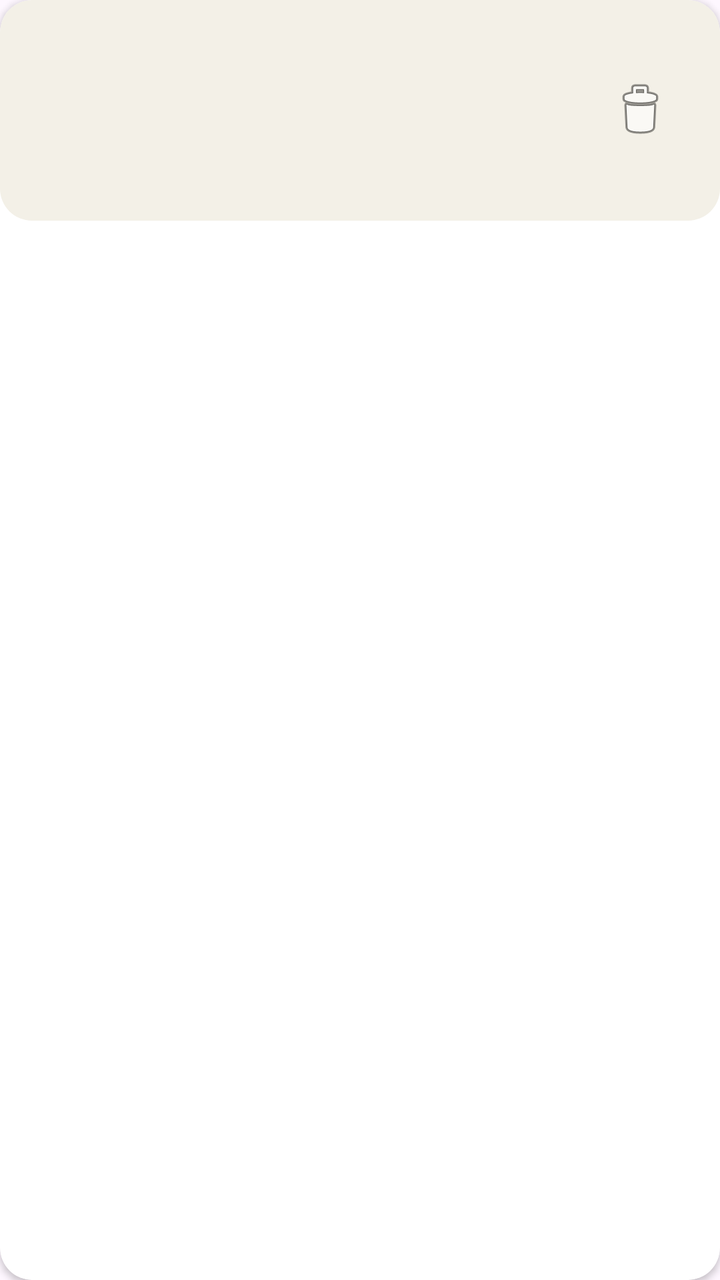
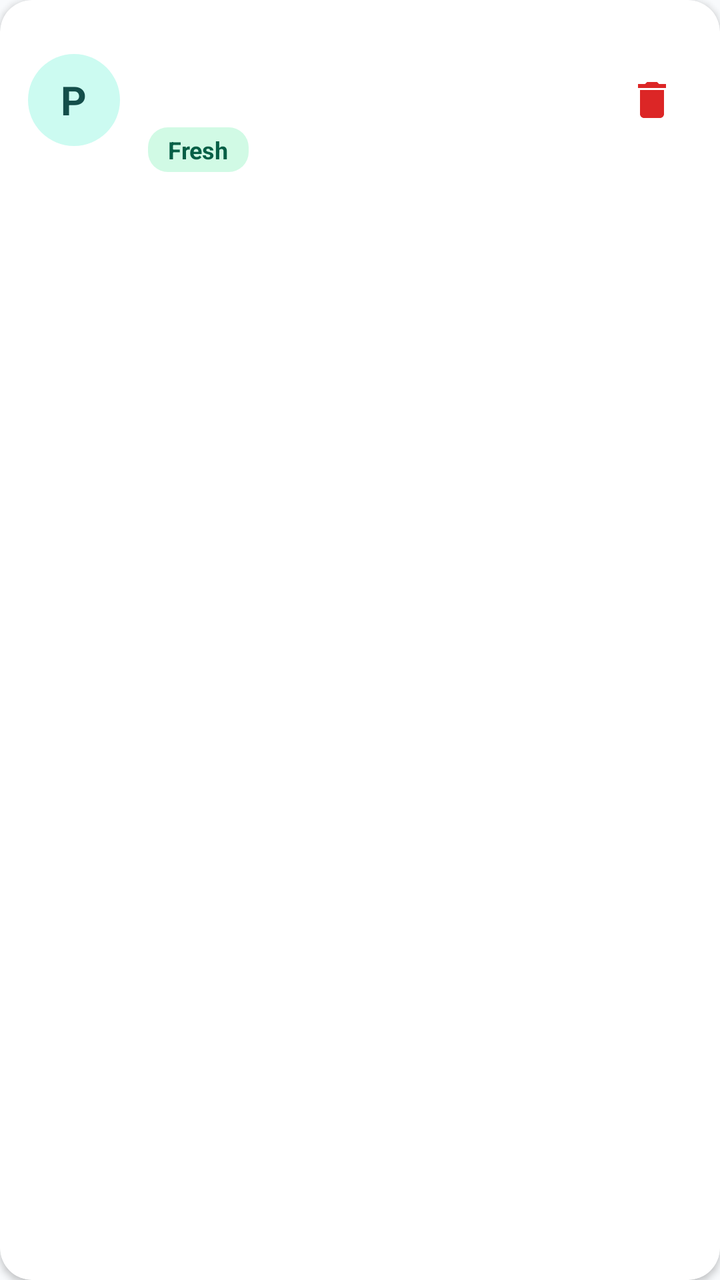

Screens rendered from an Android XML layout before and after an edit, with the pre-edit source and the edit as a unified diff.
<!-- AndroidManifest.xml: application theme Theme.SmartPantryManager -->
<!-- res/layout/item_pantry.xml -->
<?xml version="1.0" encoding="utf-8"?>
<androidx.cardview.widget.CardView xmlns:android="http://schemas.android.com/apk/res/android"
    xmlns:app="http://schemas.android.com/apk/res-auto"
    android:layout_width="match_parent"
    android:layout_height="wrap_content"
    android:layout_marginBottom="12dp"
    app:cardCornerRadius="16dp"
    app:cardElevation="2dp">

    <RelativeLayout
        android:layout_width="match_parent"
        android:layout_height="wrap_content"
        android:background="@drawable/bg_card"
        android:padding="18dp">

        <LinearLayout
            android:layout_width="match_parent"
            android:layout_height="wrap_content"
            android:layout_toStartOf="@id/deleteIngredientButton"
            android:orientation="vertical">

            <TextView
                android:id="@+id/pantryItemName"
                android:layout_width="wrap_content"
                android:layout_height="wrap_content"
                android:textColor="@color/forest_green"
                android:textSize="18sp"
                android:textStyle="bold" />

            <TextView
                android:id="@+id/pantryItemQuantity"
                android:layout_width="wrap_content"
                android:layout_height="wrap_content"
                android:layout_marginTop="6dp"
                android:textColor="@color/charcoal"
                android:textSize="15sp" />

            <TextView
                android:id="@+id/pantryItemExpiry"
                android:layout_width="wrap_content"
                android:layout_height="wrap_content"
                android:layout_marginTop="6dp"
                android:textColor="@color/charcoal"
                android:textSize="13sp" />
        </LinearLayout>

        <ImageButton
            android:id="@+id/deleteIngredientButton"
            android:layout_width="44dp"
            android:layout_height="44dp"
            android:layout_alignParentEnd="true"
            android:layout_centerVertical="true"
            android:background="@android:color/transparent"
            android:contentDescription="Delete ingredient"
            android:src="@android:drawable/ic_menu_delete" />
    </RelativeLayout>
</androidx.cardview.widget.CardView>
<!-- resources referenced by this layout -->
<resources>
  <color name="charcoal">#242B2E</color>
  <color name="forest_green">#2D6A4F</color>
  <!-- drawable bg_card (drawable) -->
  <?xml version="1.0" encoding="utf-8"?>
  <shape xmlns:android="http://schemas.android.com/apk/res/android" android:shape="rectangle">
      <solid android:color="#F3F0E7" />
      <corners android:radius="16dp" />
  </shape>
  <style name="Theme.SmartPantryManager" parent="Base.Theme.SmartPantryManager" />
  <style name="Base.Theme.SmartPantryManager" parent="Theme.Material3.DayNight.NoActionBar">
          
          
      </style>
</resources>

<!-- the commit's change to res/layout/item_pantry.xml (unified diff, before → after) -->
@@ -3,55 +3,86 @@
     xmlns:app="http://schemas.android.com/apk/res-auto"
     android:layout_width="match_parent"
     android:layout_height="wrap_content"
-    android:layout_marginBottom="12dp"
+    android:layout_marginHorizontal="2dp"
+    android:layout_marginBottom="10dp"
+    app:cardBackgroundColor="@color/white"
     app:cardCornerRadius="16dp"
     app:cardElevation="2dp">
 
-    <RelativeLayout
+    <LinearLayout
         android:layout_width="match_parent"
         android:layout_height="wrap_content"
-        android:background="@drawable/bg_card"
-        android:padding="18dp">
+        android:gravity="center_vertical"
+        android:orientation="horizontal"
+        android:padding="14dp">
 
+        
+        <FrameLayout
+            android:layout_width="46dp"
+            android:layout_height="46dp"
+            android:background="@drawable/bg_avatar_circle">
+
+            <TextView
+                android:id="@+id/pantryItemInitial"
+                android:layout_width="wrap_content"
+                android:layout_height="wrap_content"
+                android:layout_gravity="center"
+                android:text="P"
+                android:textColor="@color/teal_on_container"
+                android:textSize="20sp"
+                android:textStyle="bold" />
+        </FrameLayout>
+
+        
         <LinearLayout
-            android:layout_width="match_parent"
+            android:layout_width="0dp"
             android:layout_height="wrap_content"
-            android:layout_toStartOf="@id/deleteIngredientButton"
+            android:layout_marginStart="14dp"
+            android:layout_marginEnd="8dp"
+            android:layout_weight="1"
             android:orientation="vertical">
 
             <TextView
                 android:id="@+id/pantryItemName"
                 android:layout_width="wrap_content"
                 android:layout_height="wrap_content"
-                android:textColor="@color/forest_green"
-                android:textSize="18sp"
+                android:textColor="@color/text_primary"
+                android:textSize="17sp"
                 android:textStyle="bold" />
 
             <TextView
                 android:id="@+id/pantryItemQuantity"
                 android:layout_width="wrap_content"
                 android:layout_height="wrap_content"
-                android:layout_marginTop="6dp"
-                android:textColor="@color/charcoal"
-                android:textSize="15sp" />
+                android:layout_marginTop="2dp"
+                android:textColor="@color/text_secondary"
+                android:textSize="14sp" />
 
+            
             <TextView
                 android:id="@+id/pantryItemExpiry"
                 android:layout_width="wrap_content"
                 android:layout_height="wrap_content"
                 android:layout_marginTop="6dp"
-                android:textColor="@color/charcoal"
-                android:textSize="13sp" />
+                android:background="@drawable/bg_status_fresh"
+                android:paddingHorizontal="10dp"
+                android:paddingVertical="3dp"
+                android:text="Fresh"
+                android:textColor="@color/status_fresh_text"
+                android:textSize="12sp"
+                android:textStyle="bold" />
         </LinearLayout>
 
+        
         <ImageButton
             android:id="@+id/deleteIngredientButton"
-            android:layout_width="44dp"
-            android:layout_height="44dp"
-            android:layout_alignParentEnd="true"
-            android:layout_centerVertical="true"
-            android:background="@android:color/transparent"
+            android:layout_width="40dp"
+            android:layout_height="40dp"
+            android:background="?attr/selectableItemBackgroundBorderless"
             android:contentDescription="Delete ingredient"
-            android:src="@android:drawable/ic_menu_delete" />
-    </RelativeLayout>
+            android:padding="8dp"
+            android:src="@drawable/ic_delete"
+            app:tint="@color/soft_red" />
+
+    </LinearLayout>
 </androidx.cardview.widget.CardView>
<!-- resource entries referenced after the edit -->
@@ -1,17 +1,67 @@
 <!-- resources referenced by this layout -->
 <resources>
-  <color name="charcoal">#242B2E</color>
-  <color name="forest_green">#2D6A4F</color>
-  <!-- drawable bg_card (drawable) -->
+  <color name="soft_red">#DC2626</color>
+  <color name="status_fresh_text">#065F46</color>
+  <color name="teal_on_container">#134E4A</color>
+  <color name="text_primary">#0F172A</color>
+  <color name="text_secondary">#334155</color>
+  <color name="white">#FFFFFFFF</color>
+  <!-- drawable bg_avatar_circle (drawable) -->
   <?xml version="1.0" encoding="utf-8"?>
-  <shape xmlns:android="http://schemas.android.com/apk/res/android" android:shape="rectangle">
-      <solid android:color="#F3F0E7" />
-      <corners android:radius="16dp" />
+  <shape xmlns:android="http://schemas.android.com/apk/res/android"
+      android:shape="oval">
+      <solid android:color="@color/teal_container" />
   </shape>
+  <!-- drawable bg_status_fresh (drawable) -->
+  <?xml version="1.0" encoding="utf-8"?>
+  <shape xmlns:android="http://schemas.android.com/apk/res/android"
+      android:shape="rectangle">
+      <solid android:color="@color/status_fresh_bg" />
+      <corners android:radius="10dp" />
+  </shape>
+  <!-- drawable ic_delete (drawable) -->
+  <vector xmlns:android="http://schemas.android.com/apk/res/android"
+      android:width="24dp"
+      android:height="24dp"
+      android:viewportWidth="24"
+      android:viewportHeight="24">
+    <path
+        android:fillColor="#FFD32F2F"
+        android:pathData="M6,19c0,1.1 0.9,2 2,2h8c1.1,0 2,-0.9 2,-2V7H6v12zM19,4h-3.5l-1,-1h-5l-1,1H5v2h14V4z"/>
+  </vector>
   <style name="Theme.SmartPantryManager" parent="Base.Theme.SmartPantryManager" />
+  <color name="teal_container">#CCFBF1</color>
+  <color name="status_fresh_bg">#D1FAE5</color>
   <style name="Base.Theme.SmartPantryManager" parent="Theme.Material3.DayNight.NoActionBar">
           
+          <item name="colorPrimary">@color/teal_primary</item>
+          <item name="colorOnPrimary">@color/white</item>
+          <item name="colorPrimaryContainer">@color/teal_container</item>
+          <item name="colorOnPrimaryContainer">@color/teal_on_container</item>
+  
+          <item name="colorSecondary">@color/accent_amber</item>
+          <item name="colorOnSecondary">@color/white</item>
+          <item name="colorSecondaryContainer">@color/accent_amber_bg</item>
+          <item name="colorOnSecondaryContainer">@color/accent_amber</item>
+  
+          <item name="colorSurface">@color/card_surface</item>
+          <item name="colorOnSurface">@color/text_primary</item>
+          <item name="colorSurfaceVariant">@color/teal_light_bg</item>
+          <item name="colorOnSurfaceVariant">@color/text_secondary</item>
+  
           
+          <item name="android:statusBarColor">@color/teal_primary_dark</item>
+          <item name="android:windowLightStatusBar">false</item>
+          <item name="android:windowBackground">@color/app_background</item>
+          <item name="android:navigationBarColor">@color/white</item>
+          <item name="android:windowLightNavigationBar" tools:targetApi="o_mr1">true</item>
       </style>
+  <color name="teal_primary">#0D9488</color>
+  <color name="accent_amber">#D97706</color>
+  <color name="accent_amber_bg">#FEF3C7</color>
+  <color name="card_surface">#FFFFFF</color>
+  <color name="teal_light_bg">#F0FDFA</color>
+  <color name="teal_primary_dark">#0F766E</color>
+  <color name="app_background">#F8FAFC</color>
 </resources>
 
